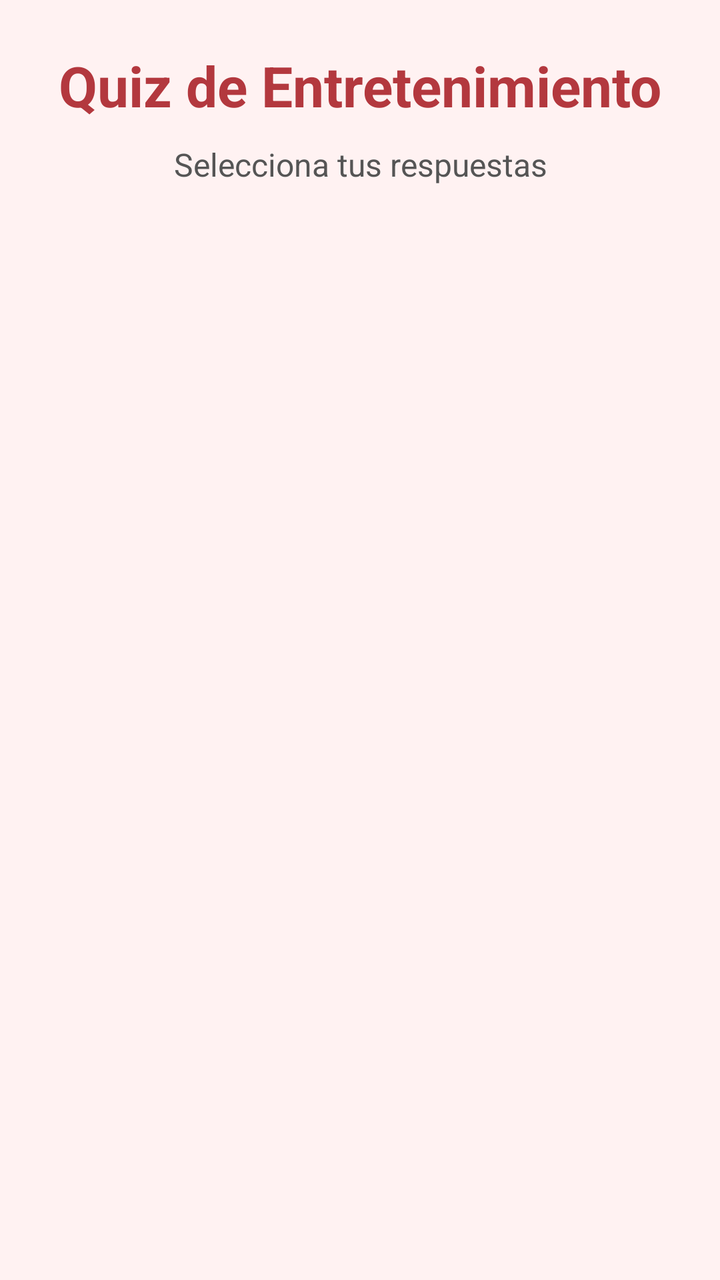
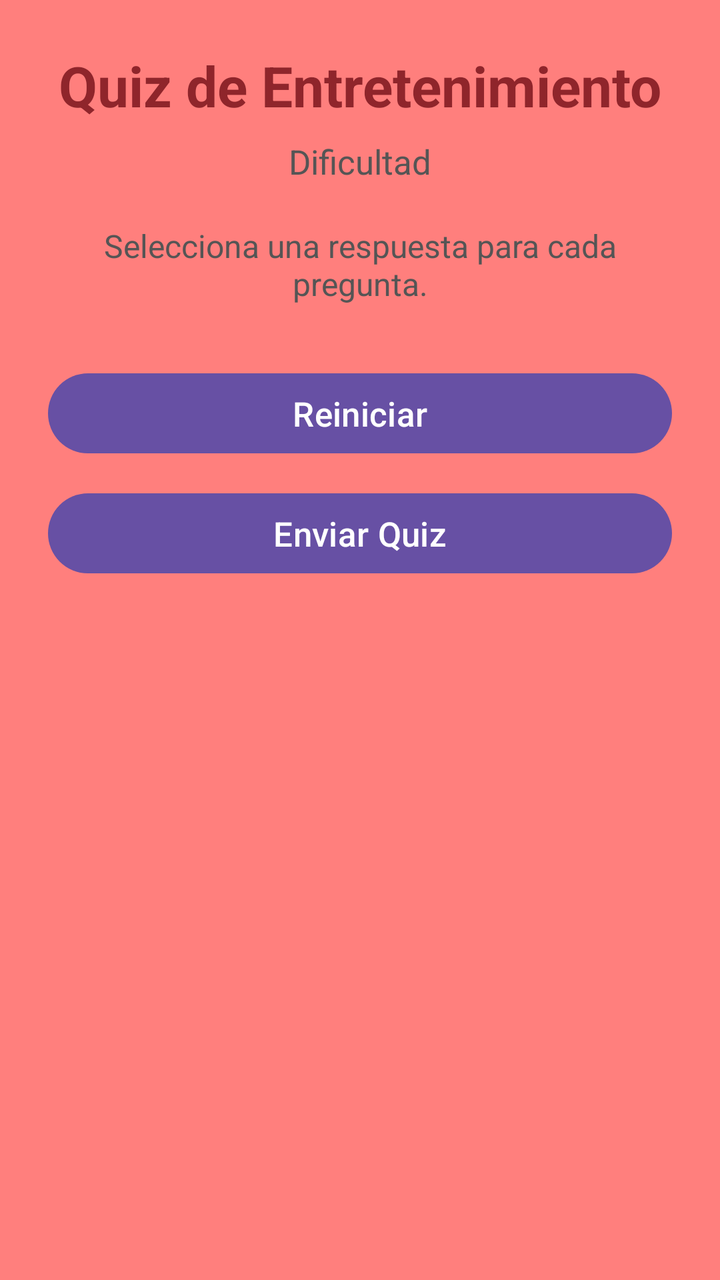

Screens rendered from an Android XML layout before and after an edit, with the pre-edit source and the edit as a unified diff.
<!-- AndroidManifest.xml: application theme Theme.QuizMaster -->
<!-- res/layout/activity_entretenimiento.xml -->
<?xml version="1.0" encoding="utf-8"?>
<ScrollView
    xmlns:android="http://schemas.android.com/apk/res/android"
    android:layout_width="match_parent"
    android:layout_height="match_parent"
    android:background="#FFF2F2">

    <LinearLayout
        android:id="@+id/contenedorPreguntas"
        android:layout_width="match_parent"
        android:layout_height="wrap_content"
        android:orientation="vertical"
        android:padding="24dp">

        <TextView
            android:layout_width="match_parent"
            android:layout_height="wrap_content"
            android:text="Quiz de Entretenimiento"
            android:textSize="28sp"
            android:textStyle="bold"
            android:textColor="#B3383E"
            android:gravity="center"
            android:layout_marginBottom="10dp" />

        <TextView
            android:layout_width="match_parent"
            android:layout_height="wrap_content"
            android:text="Selecciona tus respuestas"
            android:textSize="16sp"
            android:gravity="center"
            android:textColor="#555555"
            android:layout_marginBottom="15dp" />

    </LinearLayout>

</ScrollView>
<!-- resources referenced by this layout -->
<resources>
  <style name="Theme.QuizMaster" parent="Base.Theme.QuizMaster" />
  <style name="Base.Theme.QuizMaster" parent="Theme.Material3.DayNight.NoActionBar">
          
          
      </style>
</resources>

<!-- the commit's change to res/layout/activity_entretenimiento.xml (unified diff, before → after) -->
@@ -3,10 +3,9 @@
     xmlns:android="http://schemas.android.com/apk/res/android"
     android:layout_width="match_parent"
     android:layout_height="match_parent"
-    android:background="#FFF2F2">
+    android:background="#FF7F7D">
 
     <LinearLayout
-        android:id="@+id/contenedorPreguntas"
         android:layout_width="match_parent"
         android:layout_height="wrap_content"
         android:orientation="vertical"
@@ -18,18 +17,51 @@
             android:text="Quiz de Entretenimiento"
             android:textSize="28sp"
             android:textStyle="bold"
-            android:textColor="#B3383E"
+            android:textColor="#8F252B"
             android:gravity="center"
-            android:layout_marginBottom="10dp" />
+            android:layout_marginBottom="8dp" />
+
+        <TextView
+            android:id="@+id/textoDificultad"
+            android:layout_width="match_parent"
+            android:layout_height="wrap_content"
+            android:text="Dificultad"
+            android:textSize="17sp"
+            android:textColor="#555555"
+            android:gravity="center"
+            android:layout_marginBottom="20dp" />
 
         <TextView
             android:layout_width="match_parent"
             android:layout_height="wrap_content"
-            android:text="Selecciona tus respuestas"
+            android:text="Selecciona una respuesta para cada pregunta."
             android:textSize="16sp"
+            android:textColor="#555555"
             android:gravity="center"
-            android:textColor="#555555"
-            android:layout_marginBottom="15dp" />
+            android:layout_marginBottom="10dp" />
+
+        <LinearLayout
+            android:id="@+id/contenedorPreguntas"
+            android:layout_width="match_parent"
+            android:layout_height="wrap_content"
+            android:orientation="vertical" />
+
+        <Button
+            android:id="@+id/botonReiniciar"
+            android:layout_width="match_parent"
+            android:layout_height="wrap_content"
+            android:text="Reiniciar"
+            android:textSize="17sp"
+            android:layout_marginTop="20dp"
+            android:layout_marginBottom="12dp" />
+
+        <Button
+            android:id="@+id/botonEnviar"
+            android:layout_width="match_parent"
+            android:layout_height="wrap_content"
+            android:text="Enviar Quiz"
+            android:textSize="17sp"
+            android:layout_marginBottom="20dp" />
 
     </LinearLayout>
 
